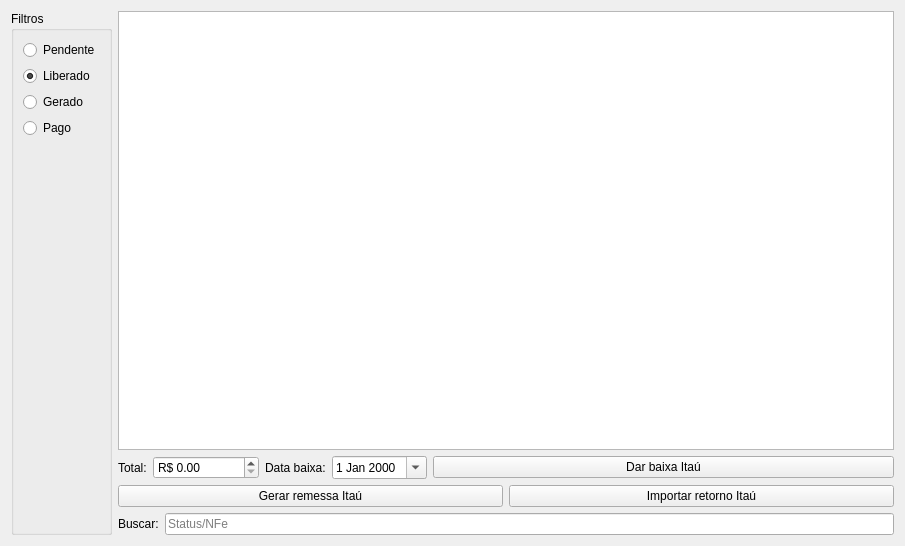
Qt form ui/widgetgare.ui (darktorres/ERP-STACCATO) before a commit.
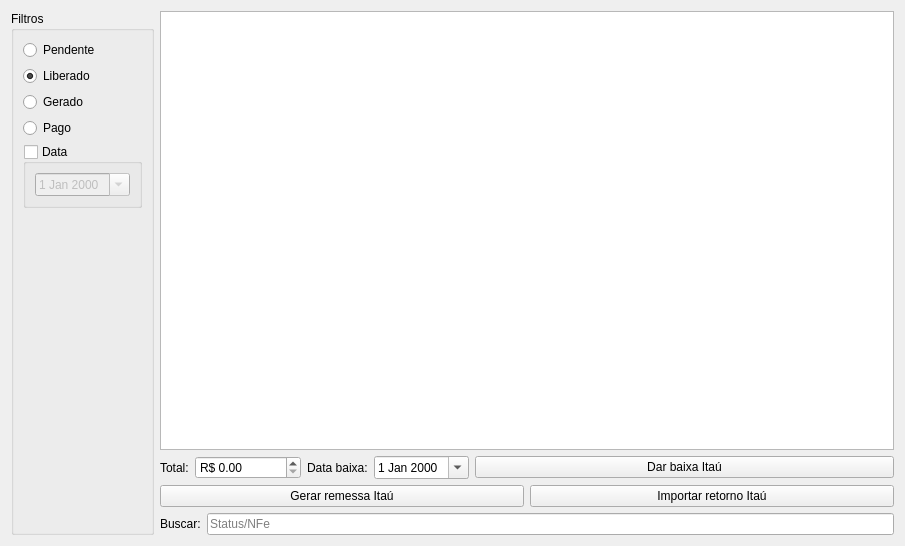
The same form after that commit. Custom widgets are drawn as their Qt base class.

Commit message: Filtro de dia na tela de GAREs

What changed in the file:
```diff
--- a/ui/widgetgare.ui
+++ b/ui/widgetgare.ui
@@ -154,6 +154,34 @@
      </property>
      <layout class="QGridLayout" name="gridLayout_3">
       <item row="4" column="0">
+       <widget class="QGroupBox" name="groupBoxDia">
+        <property name="enabled">
+         <bool>true</bool>
+        </property>
+        <property name="title">
+         <string>Data</string>
+        </property>
+        <property name="checkable">
+         <bool>true</bool>
+        </property>
+        <property name="checked">
+         <bool>false</bool>
+        </property>
+        <layout class="QGridLayout" name="gridLayout_7">
+         <item row="0" column="0">
+          <widget class="QDateEdit" name="dateEditDia">
+           <property name="currentSection">
+            <enum>QDateTimeEdit::DaySection</enum>
+           </property>
+           <property name="calendarPopup">
+            <bool>true</bool>
+           </property>
+          </widget>
+         </item>
+        </layout>
+       </widget>
+      </item>
+      <item row="5" column="0">
        <spacer name="verticalSpacer">
         <property name="orientation">
          <enum>Qt::Vertical</enum>
```
Left out of the diff: 62 changed lines with no effect on the pictures. The commit also changes 1 other file.
